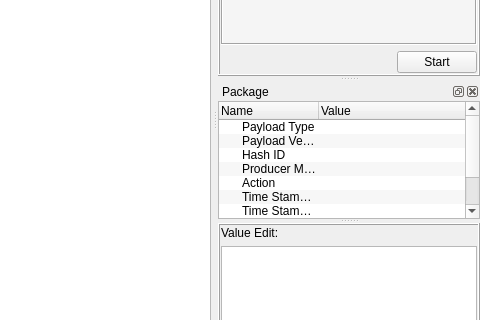
This is simulator/uiapplication/WinMainUi.ui in zhanddkk/mqtt-utility as Qt 5 draws it before an edit; both pictures show x 544 to 1024 and y 155 to 475 of the 1024 by 768 pixel window. The edited form follows.
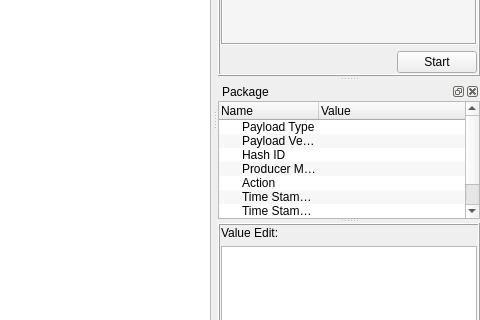
This is the edited form. Icons and pictures are not drawn.

Commit message: Add the feature to enable or disable the data object refrence type and value in payload package

```diff
--- a/simulator/uiapplication/WinMainUi.ui
+++ b/simulator/uiapplication/WinMainUi.ui
@@ -653,15 +653,10 @@
         </item>
         <item>
          <property name="text">
-          <string>Data Obj Ref Type</string>
+          <string>Enable Obj Ref</string>
          </property>
-         <property name="flags">
-          <set>ItemIsSelectable|ItemIsEditable|ItemIsDragEnabled|ItemIsUserCheckable|ItemIsEnabled</set>
-         </property>
-        </item>
-        <item>
          <property name="text">
-          <string>Data Obj Ref Value</string>
+          <string/>
          </property>
          <property name="flags">
           <set>ItemIsSelectable|ItemIsEditable|ItemIsDragEnabled|ItemIsUserCheckable|ItemIsEnabled</set>
```
Left out of the diff: 3 changed lines with no effect on the pictures. The commit also changes 5 other files.
